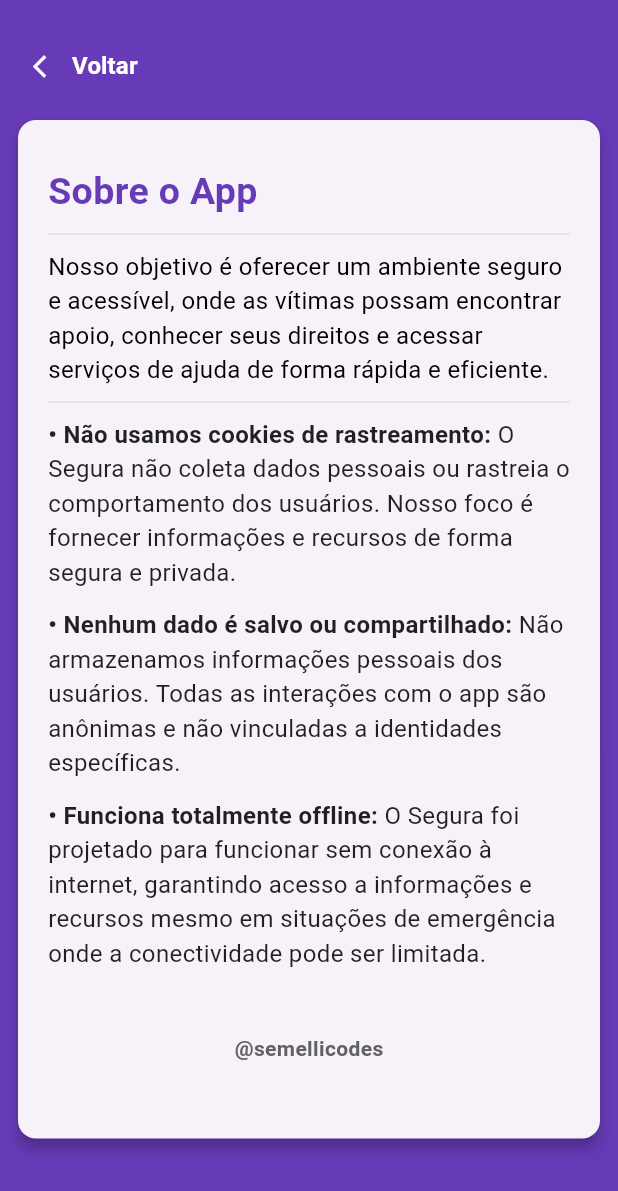
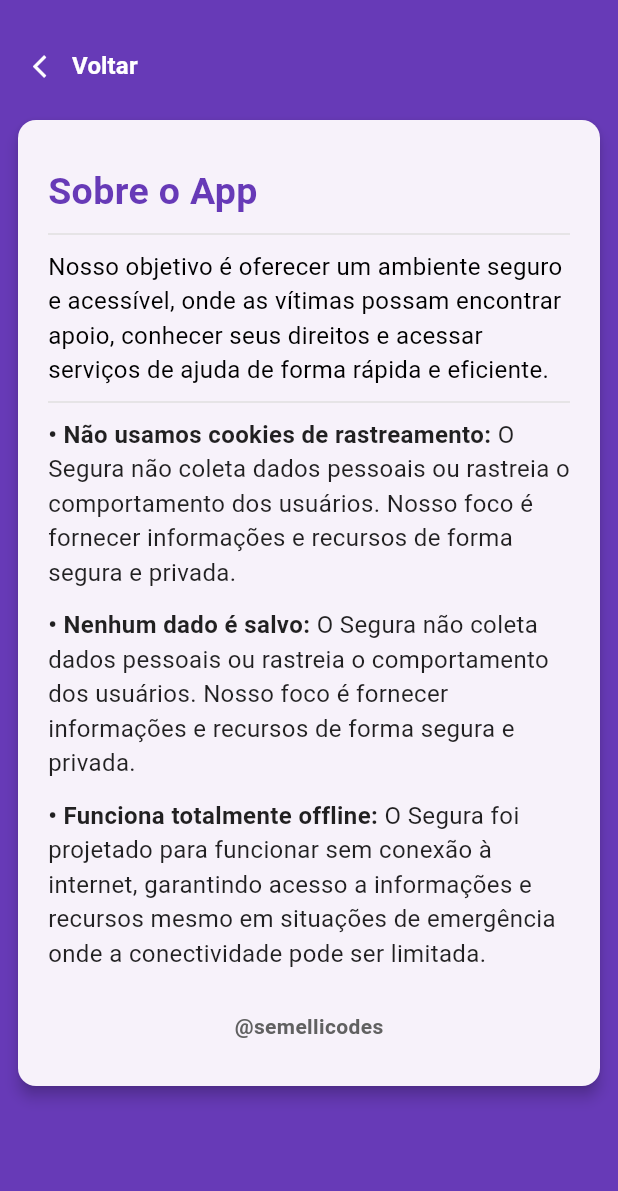
Before and after one commit to semellicodes/segura-app-flutter, a Flutter app: the SobreApp screen opened directly, on a phone screen of 412 x 824 dp. Shown: the top 1191 px of the screen. Run offline on Flutter 3.47's test engine with Material 3 defaults, Android fonts, the phone set to English and light mode, and no system bars.

Commit message:
build: mudança no sizedbox na tela apoio_screen + sobre_screen

```diff
--- a/lib/screens/apoio_screen.dart
+++ b/lib/screens/apoio_screen.dart
@@ -59,7 +59,6 @@ class ApoioScreen extends StatelessWidget {
                             descricao: item.value,
                           );
                         }),
-                        SizedBox(height: 20),
                       ],
                     ),
                   ),
--- a/lib/screens/sobre_screen.dart
+++ b/lib/screens/sobre_screen.dart
@@ -80,7 +80,7 @@ class SobreApp extends StatelessWidget {
                           );
                         }),
 
-                        SizedBox(height: 30),
+                        SizedBox(height: 15),
 
                         Center(
                           child: GestureDetector(
@@ -97,7 +97,6 @@ class SobreApp extends StatelessWidget {
                             ),
                           ),
                         ),
-                        SizedBox(height: 20),
                       ],
                     ),
                   ),
--- a/lib/theme/app_data.dart
+++ b/lib/theme/app_data.dart
@@ -58,8 +58,8 @@ class AppData {
   static const Map<String, String> sobreApp = {
     "Não usamos cookies de rastreamento:":
         "O Segura não coleta dados pessoais ou rastreia o comportamento dos usuários. Nosso foco é fornecer informações e recursos de forma segura e privada.",
-    "Nenhum dado é salvo ou compartilhado:":
-        "Não armazenamos informações pessoais dos usuários. Todas as interações com o app são anônimas e não vinculadas a identidades específicas.",
+    "Nenhum dado é salvo:":
+        "O Segura não coleta dados pessoais ou rastreia o comportamento dos usuários. Nosso foco é fornecer informações e recursos de forma segura e privada.",
     "Funciona totalmente offline:":
         "O Segura foi projetado para funcionar sem conexão à internet, garantindo acesso a informações e recursos mesmo em situações de emergência onde a conectividade pode ser limitada.",
   };
```
